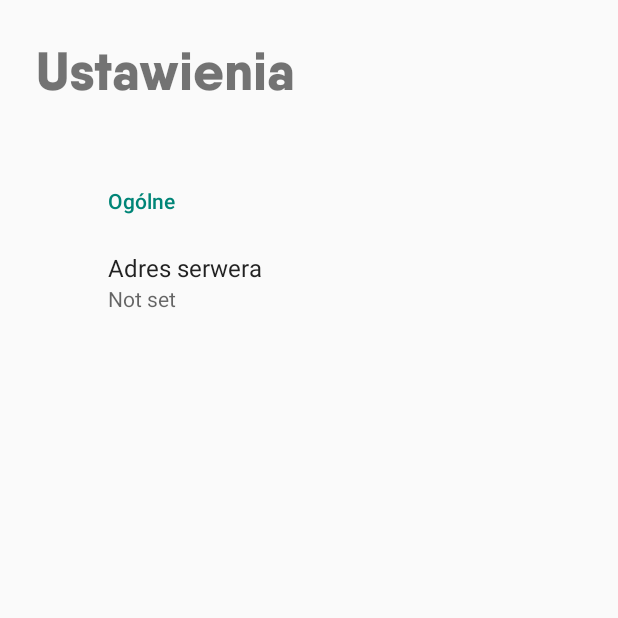
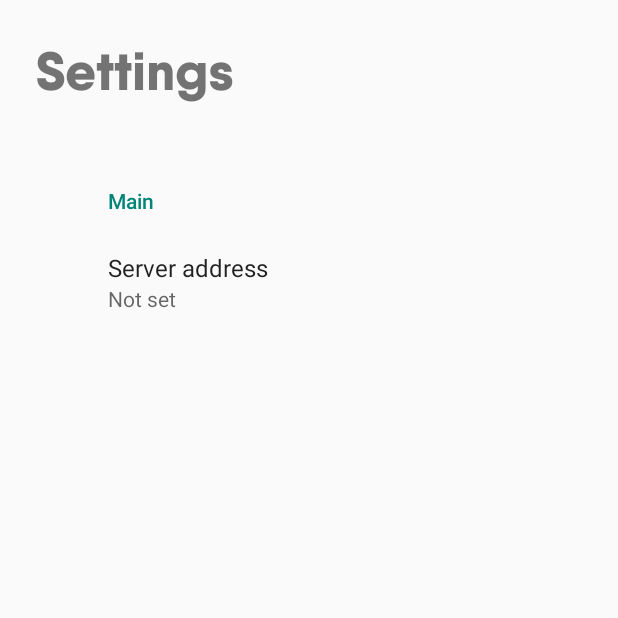
Before and after one commit to igoro00/CalculatorMultiplayer, an Android app: the SettingsActivity screen opened directly, with no data from a screen before it, on a phone screen of 412 x 824 dp, the top half of it. Run offline under Robolectric (Android 15) with nearby library versions, the light colour scheme and no system bars; our stand-ins replace androidx.preference.

Commit message:
added some translation base

```diff
--- a/app/src/main/res/values/strings.xml
+++ b/app/src/main/res/values/strings.xml
@@ -1,11 +1,11 @@
 <resources>
     <string name="app_name">Calculator Multiplayer</string>
-    <string name="edittext_hint"><font size="36">wpisz se cos</font></string>
-    <string name="title_activity_choose_side">chooseSide</string>
-    <string name="dialog_send_button_text">Wyślij</string>
-    <string name="title_activity_settings">Ustawienia</string>
+    <string name="edittext_hint"><font size="36">type somethin..</font></string>
+    <string name="title_activity_choose_side">Choose Mode</string>
+    <string name="dialog_send_button_text">Send</string>
+    <string name="title_activity_settings">Settings</string>
 
-    <string name="messages_header">Ogólne</string>
-    <string name="server_url">Adres serwera</string>
+    <string name="messages_header">Main</string>
+    <string name="server_url">Server address</string>
 
 </resources>
```
Also changed, not shown: 1 other file.
